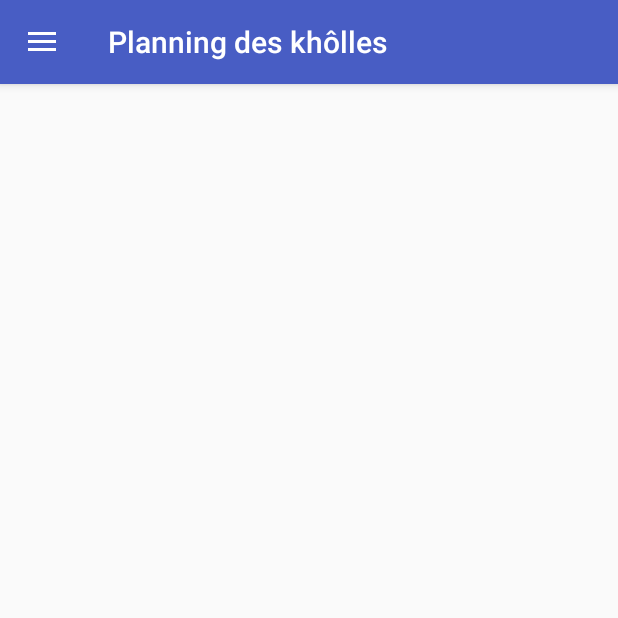
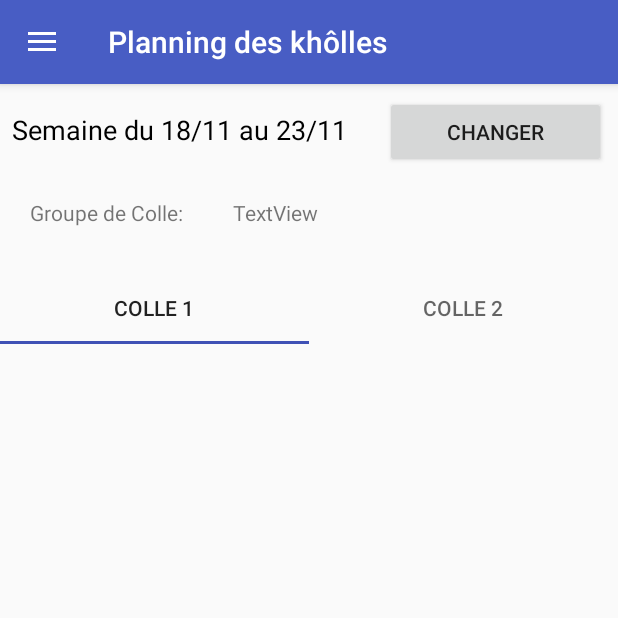
Before and after one commit to VictorColomb/mpstar, an Android app: the screen it shows after launch (MainActivity), in the side drawer, after a tap on "Planning des khôlles", on a phone screen of 412 x 824 dp, the top half of it. Run offline under Robolectric (Android 15) with nearby library versions, the phone set to English and light mode, and no system bars; our stand-ins replace navigation-ui; libraries missing offline, so code that uses them is left out: com.fasterxml.jackson, com.google.api.client, com.google.api.services.

Commit message:
Begin planning colles

```diff
--- /dev/null
+++ b/app/src/main/java/com/example/mpstar/ui/planning_colles/Colle1Fragment.java
@@ -0,0 +1,17 @@
+package com.example.mpstar.ui.planning_colles;
+
+import android.os.Bundle;
+import android.view.LayoutInflater;
+import android.view.View;
+import android.view.ViewGroup;
+
+import androidx.fragment.app.Fragment;
+
+import com.example.mpstar.R;
+
+public class Colle1Fragment extends Fragment {
+    @Override
+    public View onCreateView(LayoutInflater inflater, ViewGroup container, Bundle savedInstanceState) {
+        return inflater.inflate(R.layout.colle1, container, false);
+    }
+}
--- /dev/null
+++ b/app/src/main/java/com/example/mpstar/ui/planning_colles/Colle2Fragment.java
@@ -0,0 +1,17 @@
+package com.example.mpstar.ui.planning_colles;
+
+import android.os.Bundle;
+import android.view.LayoutInflater;
+import android.view.View;
+import android.view.ViewGroup;
+
+import androidx.fragment.app.Fragment;
+
+import com.example.mpstar.R;
+
+public class Colle2Fragment extends Fragment {
+    @Override
+    public View onCreateView(LayoutInflater inflater, ViewGroup container, Bundle savedInstanceState) {
+        return inflater.inflate(R.layout.colle2, container, false);
+    }
+}
--- /dev/null
+++ b/app/src/main/java/com/example/mpstar/ui/planning_colles/TabAdapter.kt
@@ -0,0 +1,29 @@
+package com.example.mpstar.ui.planning_colles
+
+import androidx.fragment.app.Fragment
+import androidx.fragment.app.FragmentManager
+import androidx.fragment.app.FragmentStatePagerAdapter
+
+import java.util.ArrayList
+
+class TabAdapter internal constructor(fm: FragmentManager) : FragmentStatePagerAdapter(fm) {
+    private val mFragmentList = ArrayList<Fragment>()
+    private val mFragmentTitleList = ArrayList<String>()
+
+    override fun getItem(position: Int): Fragment {
+        return mFragmentList[position]
+    }
+
+    fun addFragment(fragment: Fragment, title: String) {
+        mFragmentList.add(fragment)
+        mFragmentTitleList.add(title)
+    }
+
+    override fun getPageTitle(position: Int): CharSequence? {
+        return mFragmentTitleList[position]
+    }
+
+    override fun getCount(): Int {
+        return mFragmentList.size
+    }
+}
--- a/app/src/main/java/com/example/mpstar/ui/planning_colles/planning_collesFragment.java
+++ /dev/null
@@ -1,22 +0,0 @@
-package com.example.mpstar.ui.planning_colles;
-
-import android.content.pm.ActivityInfo;
-import android.os.Bundle;
-import android.view.LayoutInflater;
-import android.view.View;
-import android.view.ViewGroup;
-
-import androidx.annotation.NonNull;
-import androidx.fragment.app.Fragment;
-
-import com.example.mpstar.R;
-
-public class planning_collesFragment extends Fragment {
-    @Override
-    public View onCreateView(@NonNull LayoutInflater inflater,
-                             ViewGroup container, Bundle savedInsatnceState) {
-        getActivity().setRequestedOrientation(ActivityInfo.SCREEN_ORIENTATION_UNSPECIFIED);
-        View root = inflater.inflate(R.layout.fragment_planning_colles, container, false);
-        return root;
-    }
-}
--- /dev/null
+++ b/app/src/main/java/com/example/mpstar/ui/planning_colles/planning_collesFragment.kt
@@ -0,0 +1,89 @@
+package com.example.mpstar.ui.planning_colles
+
+import android.annotation.SuppressLint
+import android.app.DatePickerDialog
+import android.content.pm.ActivityInfo
+import android.os.Bundle
+import android.util.Log
+import android.view.LayoutInflater
+import android.view.View
+import android.view.ViewGroup
+import android.widget.Button
+import android.widget.TextView
+import androidx.fragment.app.Fragment
+import androidx.fragment.app.FragmentActivity
+import androidx.viewpager.widget.ViewPager
+
+import com.example.mpstar.R
+import com.google.android.material.tabs.TabLayout
+import java.text.SimpleDateFormat
+import java.util.*
+
+class planning_collesFragment : Fragment() {
+
+    private lateinit var adapter: TabAdapter
+    private lateinit var tabLayout: TabLayout
+    private lateinit var viewPager: ViewPager
+    private val c = Calendar.getInstance()
+    private val year = c.get(Calendar.YEAR)
+    private val month = c.get(Calendar.MONTH)
+    private val day = c.get(Calendar.DAY_OF_MONTH)
+    private val dt = SimpleDateFormat("dd/MM", Locale.US)
+    private val dtmd = SimpleDateFormat("dd/MM/yyyy", Locale.US)
+    private val dayOfWeek = SimpleDateFormat("EEE", Locale.US)
+
+    private fun loadColles(selectedDate :Calendar) {
+        Log.i("mpstar", "Would load colles of the week of "+dtmd.format(selectedDate.time))
+    }
+
+    @SuppressLint("SetTextI18n")
+    private fun selectDate() {
+        val selectedDateView = activity?.findViewById<TextView>(R.id.collesSelectedDate)
+        val datePicker = DatePickerDialog(context!!, { _, syear, smonth, sday ->
+            val selectedDate = Calendar.getInstance()
+            val ssmonth = smonth+1
+            selectedDate.time = dtmd.parse("$sday/$ssmonth/$syear")!!
+            selectedDate.add(Calendar.DAY_OF_MONTH, 1)
+            while (dayOfWeek.format(selectedDate.time) != "Mon") {
+                selectedDate.add(Calendar.DAY_OF_MONTH, -1)
+            }
+            val selectedDateFri = selectedDate.clone() as Calendar
+            selectedDateFri.add(Calendar.DAY_OF_MONTH, 5)
+            selectedDateView?.text = "Semaine du "+dt.format(selectedDate.time)+" au "+dt.format(selectedDateFri.time)
+            loadColles(selectedDate)
+        }, year, month, day)
+        datePicker.show()
+    }
+
+    override fun onCreateView(inflater: LayoutInflater,
+                              container: ViewGroup?, savedInsatnceState: Bundle?): View? {
+        Objects.requireNonNull<FragmentActivity>(activity).requestedOrientation = ActivityInfo.SCREEN_ORIENTATION_UNSPECIFIED
+        c.time = Date()
+        c.add(Calendar.DAY_OF_MONTH, 1)
+        while (dayOfWeek.format(c.time) != "Mon") {
+            c.add(Calendar.DAY_OF_MONTH, -1)
+        }
+        return inflater.inflate(R.layout.fragment_planning_colles, container, false)
+    }
+
+    @SuppressLint("SetTextI18n")
+    override fun onResume() {
+        super.onResume()
+
+        val selectDateButton = activity!!.findViewById<Button>(R.id.collesSelectDateButton)
+        selectDateButton.setOnClickListener{
+            selectDate()
+        }
+        val collesSelectedDate = activity!!.findViewById<TextView>(R.id.collesSelectedDate)
+        val cFri:Calendar = c.clone() as Calendar
+        cFri.add(Calendar.DAY_OF_MONTH, 5)
+        collesSelectedDate.text = "Semaine du "+dt.format(c.time)+" au "+dt.format(cFri.time)
+
+        viewPager = activity!!.findViewById(R.id.colleViewPager)
+        tabLayout = activity!!.findViewById(R.id.ColleLayout)
+        adapter = TabAdapter(activity!!.supportFragmentManager)
+        adapter.addFragment(Colle1Fragment(), "Colle 1")
+        adapter.addFragment(Colle2Fragment(), "Colle 2")
+        tabLayout.setupWithViewPager(viewPager)
+    }
+}
--- a/app/src/main/java/com/example/mpstar/ui/settings/settingsFragment.java
+++ b/app/src/main/java/com/example/mpstar/ui/settings/settingsFragment.java
@@ -50,6 +50,7 @@ public class settingsFragment extends Fragment {
                 .beginTransaction()
                 .replace(R.id.settings, new SettingsFragmentInside())
                 .commit();
+
         return root;
     }
 
--- a/app/src/main/res/layout/fragment_planning_colles.xml
+++ b/app/src/main/res/layout/fragment_planning_colles.xml
@@ -3,4 +3,85 @@
     xmlns:app="http://schemas.android.com/apk/res-auto"
     xmlns:tools="http://schemas.android.com/tools"
     android:layout_width="match_parent"
-    android:layout_height="match_parent"/>
+    android:layout_height="match_parent">
+
+    <com.google.android.material.tabs.TabLayout
+        android:id="@+id/ColleLayout"
+        android:layout_width="0dp"
+        android:layout_height="wrap_content"
+        android:layout_marginTop="30dp"
+        app:layout_constraintEnd_toEndOf="parent"
+        app:layout_constraintHorizontal_bias="1.0"
+        app:layout_constraintStart_toStartOf="parent"
+        app:layout_constraintTop_toBottomOf="@+id/textView5">
+
+        <com.google.android.material.tabs.TabItem
+            android:id="@+id/Coll2"
+            android:layout_width="wrap_content"
+            android:layout_height="wrap_content"
+            android:text="Colle 1" />
+
+        <com.google.android.material.tabs.TabItem
+            android:id="@+id/Colle1"
+            android:layout_width="wrap_content"
+            android:layout_height="wrap_content"
+            android:text="Colle 2" />
+
+    </com.google.android.material.tabs.TabLayout>
+
+    <LinearLayout
+        android:id="@+id/collesDateLayout"
+        android:layout_width="match_parent"
+        android:layout_height="wrap_content"
+        android:orientation="horizontal"
+        android:paddingStart="8dp"
+        android:paddingTop="8dp"
+        android:paddingEnd="8dp"
+        app:layout_constraintEnd_toEndOf="parent"
+        app:layout_constraintStart_toStartOf="parent"
+        app:layout_constraintTop_toTopOf="parent">
+
+        <TextView
+            android:id="@+id/collesSelectedDate"
+            android:layout_width="wrap_content"
+            android:layout_height="wrap_content"
+            android:layout_marginEnd="25dp"
+            android:minWidth="130dp"
+            android:text="@string/empty"
+            android:textAppearance="@style/TextAppearance.AppCompat.Display1"
+            android:textColor="#000000"
+            android:textSize="18sp" />
+
+        <Button
+            android:id="@+id/collesSelectDateButton"
+            android:layout_width="0dp"
+            android:layout_height="wrap_content"
+            android:layout_weight="1"
+            android:text="@string/select_date" />
+    </LinearLayout>
+
+    <TextView
+        android:id="@+id/textView4"
+        android:layout_width="wrap_content"
+        android:layout_height="wrap_content"
+        android:layout_marginStart="20dp"
+        android:text="Groupe de Colle: "
+        app:layout_constraintStart_toStartOf="parent"
+        app:layout_constraintTop_toTopOf="@+id/textView5" />
+
+    <TextView
+        android:id="@+id/textView5"
+        android:layout_width="wrap_content"
+        android:layout_height="wrap_content"
+        android:layout_marginStart="30dp"
+        android:layout_marginTop="20dp"
+        android:text="TextView"
+        app:layout_constraintStart_toEndOf="@+id/textView4"
+        app:layout_constraintTop_toBottomOf="@+id/collesDateLayout" />
+
+    <androidx.viewpager.widget.ViewPager
+        android:id="@+id/colleViewPager"
+        android:layout_width="match_parent"
+        android:layout_height="match_parent" />
+
+</androidx.constraintlayout.widget.ConstraintLayout>
--- a/app/src/main/res/menu/main.xml
+++ b/app/src/main/res/menu/main.xml
@@ -1,5 +1,4 @@
 <?xml version="1.0" encoding="utf-8"?>
 <menu mlns:android="http://schemas.android.com/apk/res/android"
-    xmlns:app="http://schemas.android.com/apk/res-auto">
-
+    xmlns:mlns="http://schemas.android.com/tools">
 </menu>
--- a/app/src/main/res/values/strings.xml
+++ b/app/src/main/res/values/strings.xml
@@ -17,6 +17,7 @@
 
     <string name="available" />
     <string name="welcome" />
+    <string name="empty" />
 
     <!-- SETTINGS -->
     <string name="settings_notifications_header">Notifications</string>
@@ -26,7 +27,6 @@
     <string name="settings_perso">Informations personnelles (À venir…)</string>
     <string name="settings_perso_name">Nom</string>
     <string name="preferences">Préférences</string>
+    <string name="select_date">Changer</string>
 
-    <!-- TESTS -->
-    <string name="text_pop_up_test">Text pop up test</string>
 </resources>
```
Also changed, not shown: app/src/main/java/com/example/mpstar/MainActivity.kt (+12 -19 lines), app/src/main/java/com/example/mpstar/read/ReadSpreadsheetPresenter.kt (+4 -3 lines), app/src/main/java/com/example/mpstar/sheets/SheetsAPIDataSource.kt (+3 -4 lines), app/src/main/res/layout/colle1.xml (added, +11 -0 lines), app/src/main/res/layout/colle2.xml (added, +11 -0 lines).
